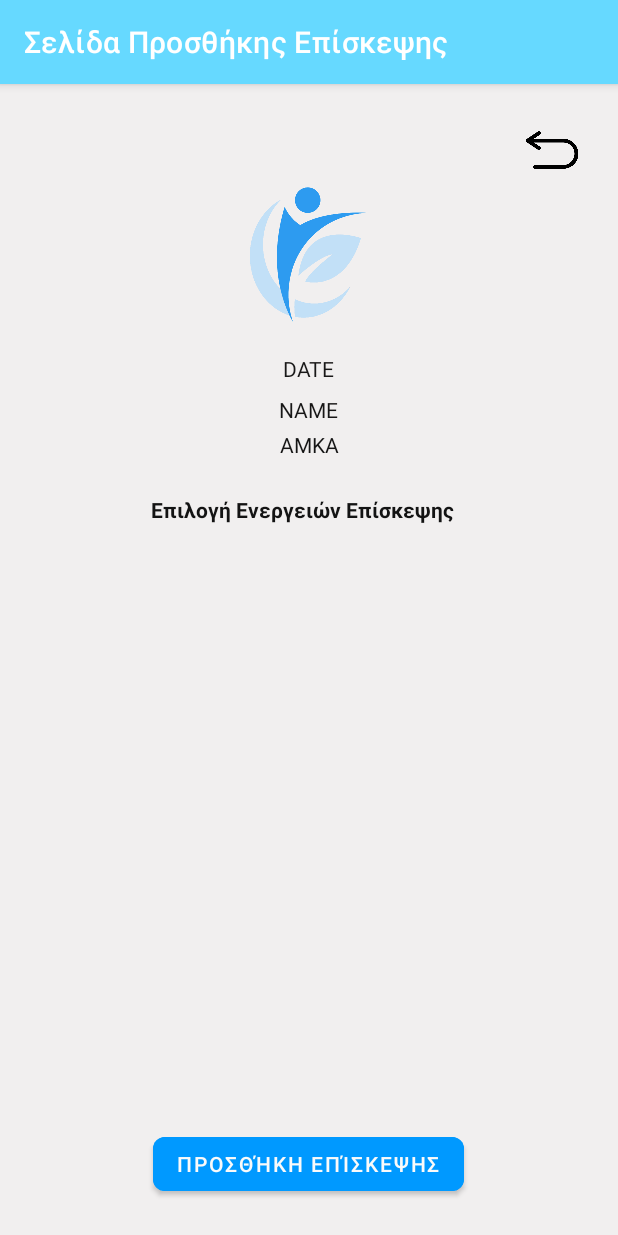
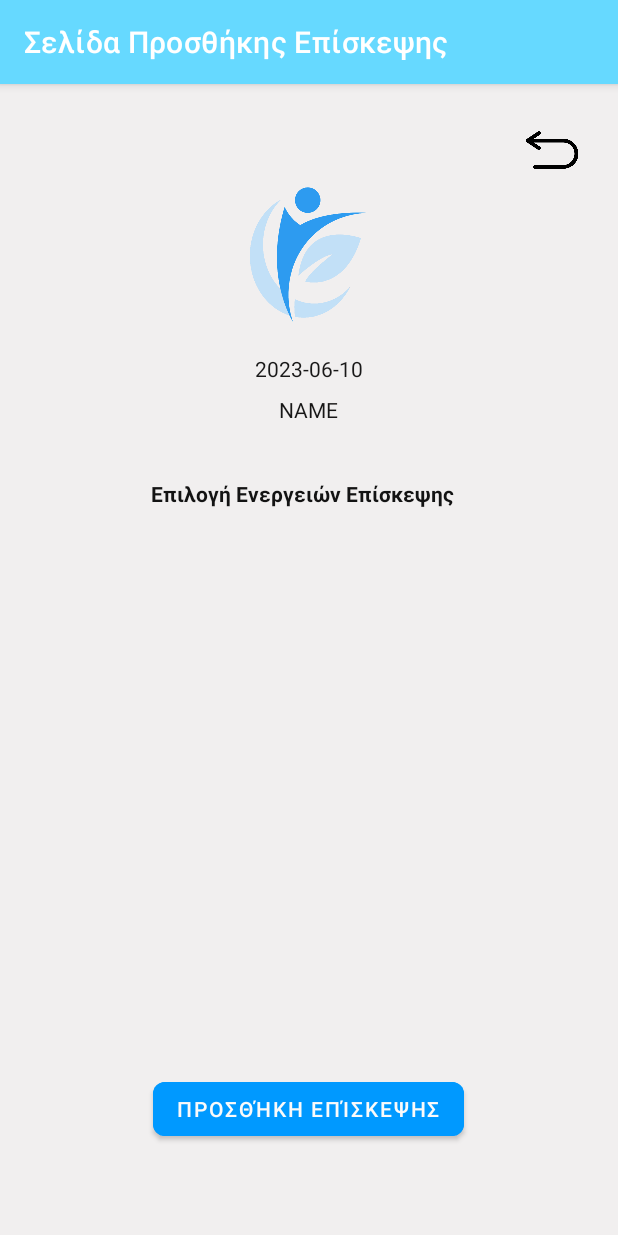
Before and after one commit to AndroidStudio2023/AndroidStudioPSApp, an Android app: the AddNewVisitPage screen opened directly, with no data from a screen before it, on a phone screen of 412 x 824 dp. Run offline under Robolectric (Android 15) with nearby library versions, the phone set to English and light mode, and no system bars; network calls fail; 3 statements that could not run were skipped.

Commit message:
End Of Project (t2)

```diff
--- a/app/src/main/java/com/example/physiotherapycenterapplication/AddNewVisitPage.java
+++ b/app/src/main/java/com/example/physiotherapycenterapplication/AddNewVisitPage.java
@@ -38,12 +38,17 @@ public class AddNewVisitPage extends AppCompatActivity {
         doctorData = extras.getStringArrayList("userDataArrayList");
         patientData = extras.getStringArrayList("patientName");
 
-        patName=findViewById(R.id.textView6);
-        patAMKA=findViewById(R.id.textView);
-        date=findViewById(R.id.textView5);
+        patName=findViewById(R.id.addVisitpagePatName);
+        date=findViewById(R.id.addVisitpageDate);
+        if (android.os.Build.VERSION.SDK_INT >= android.os.Build.VERSION_CODES.O) {
+            DateTimeFormatter dtf = DateTimeFormatter.ofPattern("yyyy-MM-dd");
+            //ZoneId zid = ZoneId.of("Europe/Greek");
+            LocalDateTime now = LocalDateTime.now();
+            String cDate=dtf.format(now);
+            date.setText(cDate);
+        }
 
-        patName.setText(patientData.get(1));
-        patAMKA.setText(patientData.get(0));
+        patName.setText(patientData.get(0)+"/"+patientData.get(1));
 
 
         loadServicesList();
--- a/app/src/main/res/layout/activity_add_new_visit_page.xml
+++ b/app/src/main/res/layout/activity_add_new_visit_page.xml
@@ -56,19 +56,19 @@
         android:id="@+id/textView3"
         android:layout_width="211dp"
         android:layout_height="wrap_content"
-        android:layout_marginTop="24dp"
+        android:layout_marginTop="64dp"
         android:text="Επιλογή Ενεργειών Επίσκεψης"
         android:textColor="#131313"
         android:textSize="14sp"
         android:textStyle="bold"
         app:layout_constraintEnd_toEndOf="parent"
         app:layout_constraintStart_toStartOf="parent"
-        app:layout_constraintTop_toBottomOf="@+id/textView" />
+        app:layout_constraintTop_toBottomOf="@+id/addVisitpageDate" />
 
     <LinearLayout
         android:id="@+id/linearLayout4"
         android:layout_width="match_parent"
-        android:layout_height="wrap_content"
+        android:layout_height="300dp"
         android:layout_marginTop="40dp"
         android:orientation="vertical"
         app:layout_constraintEnd_toEndOf="parent"
@@ -78,7 +78,8 @@
         <ScrollView
             android:id="@+id/servicesScrollView"
             android:layout_width="match_parent"
-            android:layout_height="300dp">
+            android:layout_height="match_parent"
+            android:layout_gravity="center">
 
             <LinearLayout
                 android:id="@+id/servicesList"
@@ -95,7 +96,6 @@
         android:id="@+id/addVisitButton"
         android:layout_width="wrap_content"
         android:layout_height="wrap_content"
-        android:layout_marginTop="8dp"
         android:layout_marginBottom="24dp"
         android:backgroundTint="@color/buttonColor"
         android:onClick="AddVisit"
@@ -106,17 +106,6 @@
         app:layout_constraintEnd_toEndOf="parent"
         app:layout_constraintHorizontal_bias="0.497"
         app:layout_constraintStart_toStartOf="parent"
-        app:layout_constraintTop_toBottomOf="@+id/servicesScrollView" />
-
-    <TextView
-        android:id="@+id/textView"
-        android:layout_width="wrap_content"
-        android:layout_height="wrap_content"
-        android:layout_marginTop="4dp"
-        android:text="AMKA"
-        android:textColor="#151515"
-        app:layout_constraintEnd_toEndOf="parent"
-        app:layout_constraintStart_toStartOf="parent"
-        app:layout_constraintTop_toBottomOf="@+id/addVisitpagePatName" />
+        app:layout_constraintTop_toBottomOf="@+id/linearLayout4" />
 
 </androidx.constraintlayout.widget.ConstraintLayout>
```
